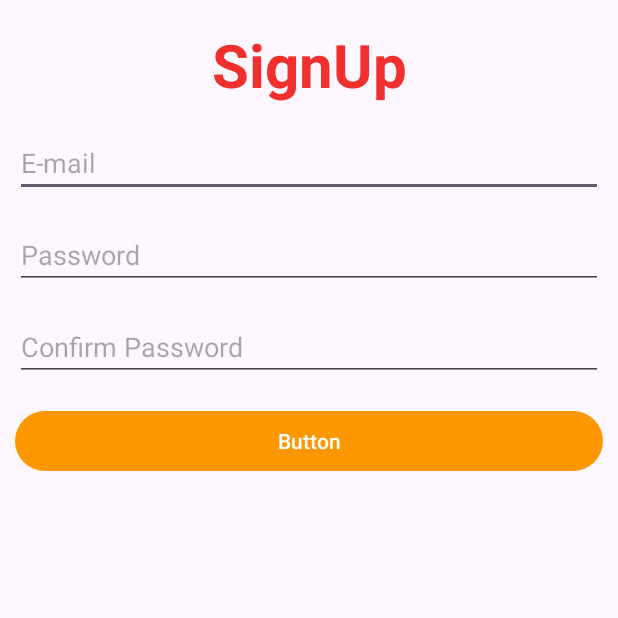
After one commit to rahul-kumar-09/BookApp, an Android app: the SingUpActivity screen opened directly, with no data from a screen before it, on a phone screen of 412 x 824 dp, the top half of it. The commit adds this screen. Run offline under Robolectric (Android 15) with nearby library versions, the phone set to English and light mode, and no system bars; our stand-ins replace Firebase (no records; nobody signed in at launch, a user with empty details on screens opened directly).

Commit message:
This is popular book app Add Login Screen

```diff
--- /dev/null
+++ b/app/src/main/java/com/example/nav/LoginScreen/SingUpActivity.kt
@@ -0,0 +1,49 @@
+package com.example.nav.LoginScreen
+
+import android.content.Intent
+import androidx.appcompat.app.AppCompatActivity
+import android.os.Bundle
+import android.widget.Toast
+import com.example.nav.R
+import com.example.nav.databinding.ActivitySingUpBinding
+import com.google.firebase.auth.FirebaseAuth
+
+class SingUpActivity : AppCompatActivity() {
+    private lateinit var binding: ActivitySingUpBinding
+    private lateinit var firebaseAuth: FirebaseAuth
+
+    override fun onCreate(savedInstanceState: Bundle?) {
+        super.onCreate(savedInstanceState)
+        binding = ActivitySingUpBinding.inflate(layoutInflater)
+        setContentView(binding.root)
+
+        firebaseAuth = FirebaseAuth.getInstance()
+
+        binding.button.setOnClickListener {
+            val email = binding.emailEt.text.toString()
+            val password = binding.passEt.text.toString()
+            val confirmPass = binding.confirmPassEt.text.toString()
+
+            if (email.isNotEmpty() && password.isNotEmpty() && confirmPass.isNotEmpty()){
+
+                if (password == confirmPass){
+
+                    firebaseAuth.createUserWithEmailAndPassword(email,password).addOnCompleteListener {
+
+                        if (it.isSuccessful){
+                            val intent = Intent(this, LoginActivity::class.java)
+                            startActivity(intent)
+                        } else {
+                            Toast.makeText(this, "Incorrect E-mail or Password", Toast.LENGTH_SHORT).show()
+                        }
+                    }
+                } else {
+                    Toast.makeText(this, "Password is not Match", Toast.LENGTH_SHORT).show()
+                }
+
+            } else {
+                Toast.makeText(this, "Please fill the field", Toast.LENGTH_SHORT).show()
+            }
+        }
+    }
+}
--- a/app/src/main/java/com/example/nav/activity/SplashScreen.kt
+++ b/app/src/main/java/com/example/nav/activity/SplashScreen.kt
@@ -4,6 +4,7 @@ import android.content.Intent
 import androidx.appcompat.app.AppCompatActivity
 import android.os.Bundle
 import android.os.Handler
+import com.example.nav.LoginScreen.LoginActivity
 import com.example.nav.R
 
 class SplashScreen : AppCompatActivity() {
@@ -12,7 +13,7 @@ class SplashScreen : AppCompatActivity() {
         setContentView(R.layout.activity_splash_screen)
 
         Handler().postDelayed({
-            val intent = Intent(this, MainActivity::class.java)
+            val intent = Intent(this, LoginActivity::class.java)
             startActivity(intent)
         }, 2000)
 
--- /dev/null
+++ b/app/src/main/res/layout/activity_sing_up.xml
@@ -0,0 +1,77 @@
+<?xml version="1.0" encoding="utf-8"?>
+<androidx.constraintlayout.widget.ConstraintLayout xmlns:android="http://schemas.android.com/apk/res/android"
+    xmlns:app="http://schemas.android.com/apk/res-auto"
+    xmlns:tools="http://schemas.android.com/tools"
+    android:layout_width="match_parent"
+    android:layout_height="match_parent"
+    tools:context=".LoginScreen.SingUpActivity">
+
+
+    <TextView
+        android:id="@+id/textView"
+        android:layout_width="wrap_content"
+        android:layout_height="wrap_content"
+        android:layout_marginTop="16dp"
+        android:text="SignUp"
+        android:textColor="#F12F2F"
+        android:textColorHint="#FFFFFF"
+        android:textSize="40dp"
+        android:textStyle="bold"
+        app:layout_constraintEnd_toEndOf="parent"
+        app:layout_constraintStart_toStartOf="parent"
+        app:layout_constraintTop_toTopOf="parent" />
+
+    <EditText
+        android:id="@+id/emailEt"
+        android:layout_width="match_parent"
+        android:layout_height="wrap_content"
+        android:layout_marginTop="16dp"
+        android:ems="10"
+        android:hint="E-mail"
+        android:layout_marginHorizontal="10dp"
+        android:inputType="text"
+        app:layout_constraintEnd_toEndOf="parent"
+        app:layout_constraintStart_toStartOf="parent"
+        app:layout_constraintTop_toBottomOf="@+id/textView" />
+
+    <EditText
+        android:id="@+id/passEt"
+        android:layout_width="0dp"
+        android:layout_height="wrap_content"
+        android:layout_marginTop="16dp"
+        android:ems="10"
+        android:hint="Password"
+        android:layout_marginHorizontal="10dp"
+        android:inputType="textPassword"
+        app:layout_constraintEnd_toEndOf="parent"
+        app:layout_constraintStart_toStartOf="parent"
+        app:layout_constraintTop_toBottomOf="@+id/emailEt" />
+
+    <EditText
+        android:id="@+id/confirmPassEt"
+        android:layout_width="match_parent"
+        android:layout_height="wrap_content"
+        android:layout_marginTop="16dp"
+        android:ems="10"
+        android:hint="Confirm Password"
+        android:inputType="textPassword"
+        android:layout_marginHorizontal="10dp"
+        app:layout_constraintEnd_toEndOf="parent"
+        app:layout_constraintStart_toStartOf="parent"
+        app:layout_constraintTop_toBottomOf="@+id/passEt" />
+
+    <Button
+        android:id="@+id/button"
+        android:layout_width="match_parent"
+        android:layout_height="wrap_content"
+        android:layout_marginHorizontal="10dp"
+        android:layout_marginTop="16dp"
+        android:padding="10dp"
+        android:text="Button"
+        app:layout_constraintEnd_toEndOf="parent"
+        app:layout_constraintHorizontal_bias="0.526"
+        app:layout_constraintStart_toStartOf="parent"
+        app:layout_constraintTop_toBottomOf="@+id/confirmPassEt" />
+
+
+</androidx.constraintlayout.widget.ConstraintLayout>
--- a/build.gradle
+++ b/build.gradle
@@ -1,4 +1,8 @@
-// Top-level build file where you can add configuration options common to all sub-projects/modules.
+buildscript {
+    dependencies {
+        classpath 'com.google.gms:google-services:4.3.14'
+    }
+}// Top-level build file where you can add configuration options common to all sub-projects/modules.
 plugins {
     id 'com.android.application' version '8.0.1' apply false
     id 'com.android.library' version '8.0.1' apply false
```
Also changed, not shown: app/build.gradle (+6 -1 lines), app/src/main/AndroidManifest.xml (+12 -4 lines), app/src/main/java/com/example/nav/LoginScreen/LoginActivity.kt (added, +49 -0 lines), app/src/main/res/layout/activity_login.xml (added, +74 -0 lines), 1 other file.
